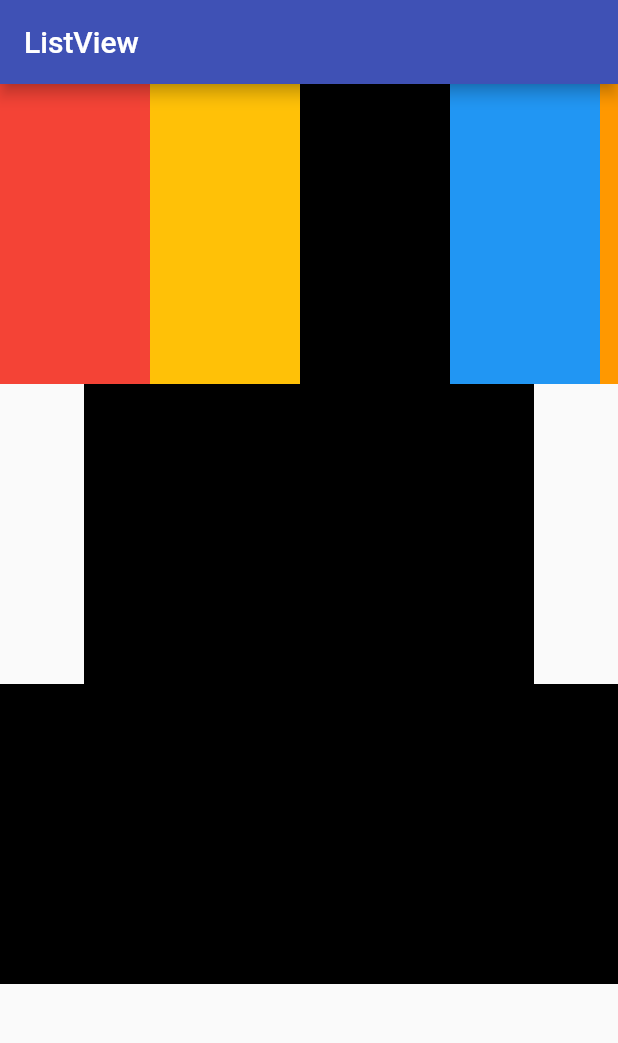
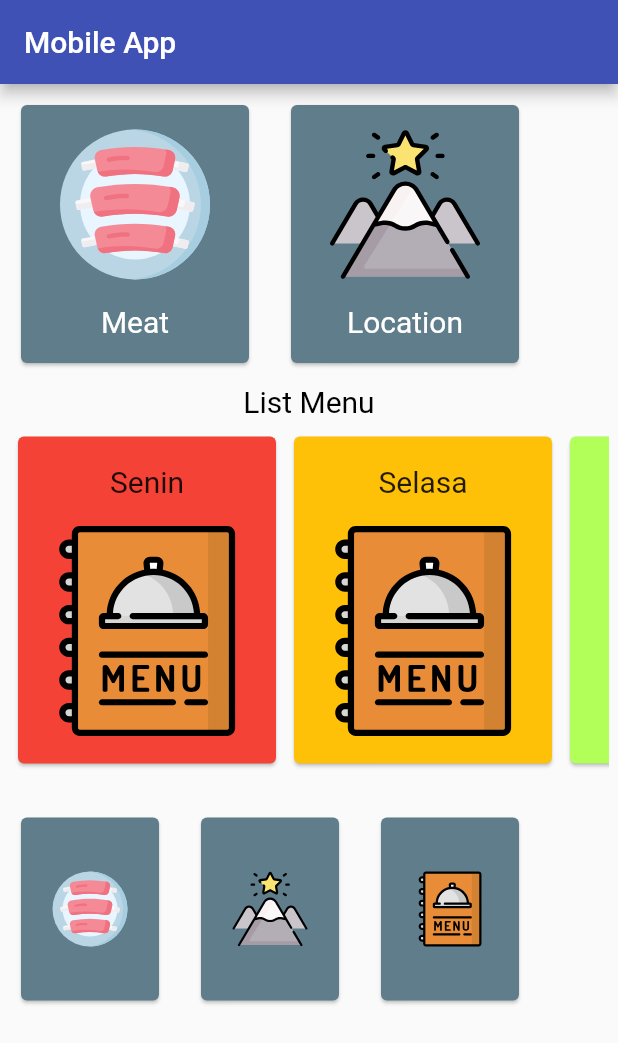
Before and after one commit to cesff/listviews, a Flutter app: the screen it shows after launch, on a phone screen of 412 x 824 dp. Shown: the top 1043 px of the screen. Run offline on Flutter 3.47's test engine with Material 2 defaults, Android fonts, the phone set to English and light mode, and no system bars; our stand-ins replace flutter_svg.

Commit message:
first commit

```diff
--- a/lib/main.dart
+++ b/lib/main.dart
@@ -1,21 +1,27 @@
 import 'package:flutter/material.dart';
+import 'package:flutter_svg/flutter_svg.dart';
+
+List<Color> colors = [
+  Colors.red,
+  Colors.amber,
+  Colors.lightGreenAccent,
+  Colors.lightBlue,
+  Colors.pink,
+  Colors.deepOrange,
+];
+List<String> days = [
+  'Senin',
+  'Selasa',
+  'Rabu',
+  'Kamis',
+  'Jumat',
+  'Sabtu',
+];
 
 void main() => runApp(MyApp());
 
 class MyApp extends StatelessWidget {
   // This widget is the root of your application.
-  List<Color> colors = [
-    Colors.black,
-    Colors.amber,
-    Colors.red,
-    Colors.purple,
-    Colors.green,
-    Colors.blue,
-    Colors.orange,
-    Colors.indigo,
-    Colors.brown,
-    Colors.grey,
-  ];
   @override
   Widget build(BuildContext context) {
     return MaterialApp(
@@ -24,89 +30,167 @@ class MyApp extends StatelessWidget {
       home: Scaffold(
         appBar: AppBar(
           backgroundColor: Colors.indigo,
-          title: Text('ListView'),
+          title: Text('Mobile App'),
         ),
         body: SafeArea(
           child: SingleChildScrollView(
-            child: Container(
             child: Column(
               children: <Widget>[
                 Container(
                   height: 200,
-                    child: (ListView(
+                  child: ListView(
                     scrollDirection: Axis.horizontal,
-                      children: <Widget>[
+                    children: [
                       Container(
+                        padding: EdgeInsets.all(10),
+                        height: 200,
+                        width: 180,
+                        child: Card(
+                          color: Colors.blueGrey,
+                          child: Column(
+                            mainAxisAlignment: MainAxisAlignment.spaceEvenly,
+                            children: [
+                              new SvgPicture.asset(
+                                'assets/icons/ribs.svg',
+                                height: 100,
                                 width: 100,
-                          color: Colors.red,
+                                allowDrawingOutsideViewBox: true,
+                              ),
+                              new Text('Meat',
+                                  style: TextStyle(
+                                      fontSize: 20, color: Colors.white)),
+                            ],
+                          ),
+                        ),
                       ),
                       Container(
+                        padding: EdgeInsets.all(10),
+                        height: 200,
+                        width: 180,
+                        child: Card(
+                          color: Colors.blueGrey,
+                          child: Column(
+                            mainAxisAlignment: MainAxisAlignment.spaceEvenly,
+                            children: [
+                              new SvgPicture.asset(
+                                'assets/icons/success.svg',
+                                height: 100,
                                 width: 100,
-                          color: Colors.amber,
+                                allowDrawingOutsideViewBox: true,
+                              ),
+                              new Text('Location',
+                                  style: TextStyle(
+                                      fontSize: 20, color: Colors.white)),
+                            ],
+                          ),
+                        ),
+                      ),
+                    ],
+                  ),
+                ),
+                new Center(
+                  child: Text('List Menu',
+                      style: TextStyle(fontSize: 20, color: Colors.black)),
                 ),
                 Container(
-                          width: 100,
-                          color: Colors.black,
-                        ),
-                        Container(
-                          width: 100,
-                          color: Colors.blue,
-                        ),
-                        Container(
-                          width: 100,
-                          color: Colors.orange,
-                        ),
-                        Container(
-                          width: 100,
-                          color: Colors.green,
-                        ),
-                        Container(
-                          width: 100,
-                          color: Colors.pink,
-                        ),
-                        Container(
-                          width: 100,
-                          color: Colors.purple,
-                        ),
-                        Container(
-                          width: 100,
-                          color: Colors.yellow,
-                        ),
-                        Container(
-                          width: 100,
-                          color: Colors.brown,
-                        ),
-                      ],
-                    )),
-                  ),
-                  Container(
-                    height: 200,
-                    width: 300,
+                  padding: EdgeInsets.only(bottom: 10),
+                  height: 240,
+                  width: 400,
+                  margin: EdgeInsets.all(6),
                   child: ListView.builder(
                       scrollDirection: Axis.horizontal,
                       itemCount: colors.length,
                       itemBuilder: (context, index) {
                         return Container(
-                            width: 400,
-                            height: 200,
+                          width: 180,
+                          margin: EdgeInsets.all(2),
+                          child: Card(
                             color: colors[index],
+                            child: Column(
+                              mainAxisAlignment: MainAxisAlignment.spaceEvenly,
+                              children: [
+                                Center(
+                                  child: Text(days[index],
+                                      style: TextStyle(fontSize: 20)),
+                                ),
+                                SvgPicture.asset(
+                                  'assets/icons/menu.svg',
+                                  height: 140,
+                                  width: 150,
+                                  alignment: Alignment.bottomCenter,
+                                )
+                              ],
+                            ),
+                          ),
                         );
                       }),
                 ),
                 Container(
-                    height: 200,
-                    child: ListView.builder(
-                        itemCount: colors.length,
-                        itemBuilder: (context, index) {
-                          return Container(
-                            width: 100,
-                            height: 200,
-                            color: colors[index],
-                          );
-                        }),
+                  height: 150,
+                  child: ListView(
+                    scrollDirection: Axis.horizontal,
+                    children: [
+                      Container(
+                        padding: EdgeInsets.all(10),
+                        height: 100,
+                        width: 120,
+                        child: Card(
+                          color: Colors.blueGrey,
+                          child: Column(
+                            mainAxisAlignment: MainAxisAlignment.spaceEvenly,
+                            children: [
+                              new SvgPicture.asset(
+                                'assets/icons/ribs.svg',
+                                height: 50,
+                                width: 50,
+                                allowDrawingOutsideViewBox: true,
                               ),
                             ],
                           ),
+                        ),
+                      ),
+                      Container(
+                        padding: EdgeInsets.all(10),
+                        height: 100,
+                        width: 120,
+                        child: Card(
+                          color: Colors.blueGrey,
+                          child: Column(
+                            mainAxisAlignment: MainAxisAlignment.spaceEvenly,
+                            children: [
+                              new SvgPicture.asset(
+                                'assets/icons/success.svg',
+                                height: 50,
+                                width: 50,
+                                allowDrawingOutsideViewBox: true,
+                              ),
+                            ],
+                          ),
+                        ),
+                      ),
+                      Container(
+                        padding: EdgeInsets.all(10),
+                        height: 100,
+                        width: 120,
+                        child: Card(
+                          color: Colors.blueGrey,
+                          child: Column(
+                            mainAxisAlignment: MainAxisAlignment.spaceEvenly,
+                            children: [
+                              new SvgPicture.asset(
+                                'assets/icons/menu.svg',
+                                height: 50,
+                                width: 50,
+                                allowDrawingOutsideViewBox: true,
+                              ),
+                            ],
+                          ),
+                        ),
+                      ),
+                    ],
+                  ),
+                ),
+              ],
             ),
           ),
         ),
```
Also changed, not shown: pubspec.yaml (+4 -6 lines), assets/icons/menu.svg (added), assets/icons/ribs.svg (added), assets/icons/success.svg (added), pubspec.lock. Lines whose indentation alone changed are shown as unchanged.
